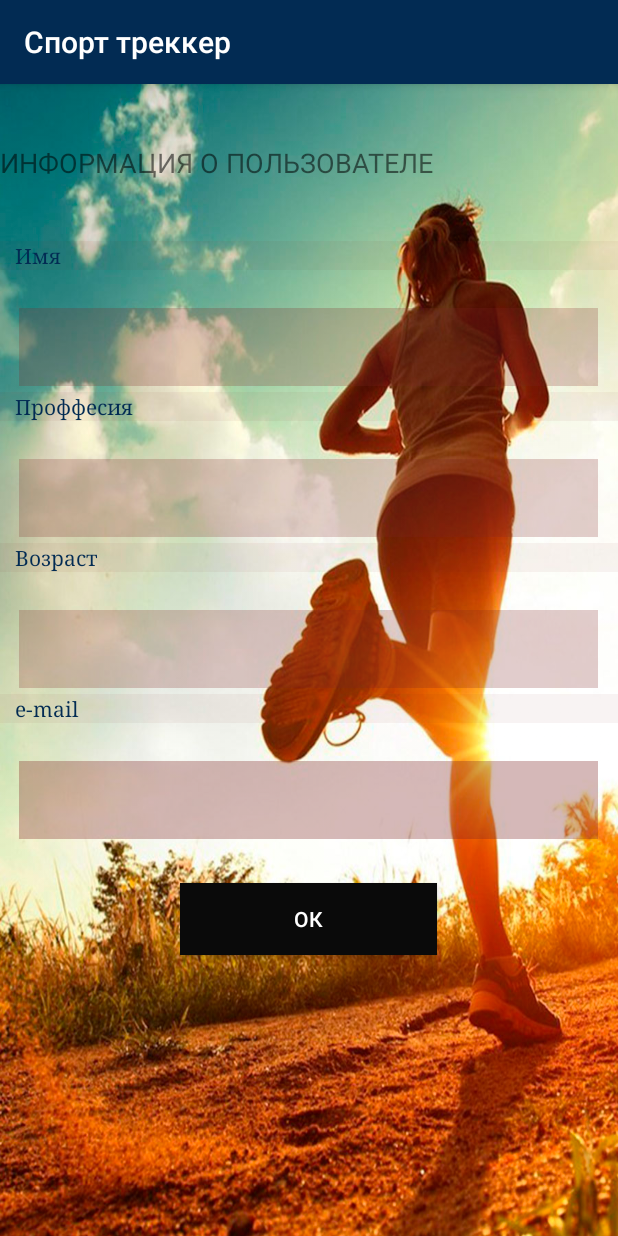
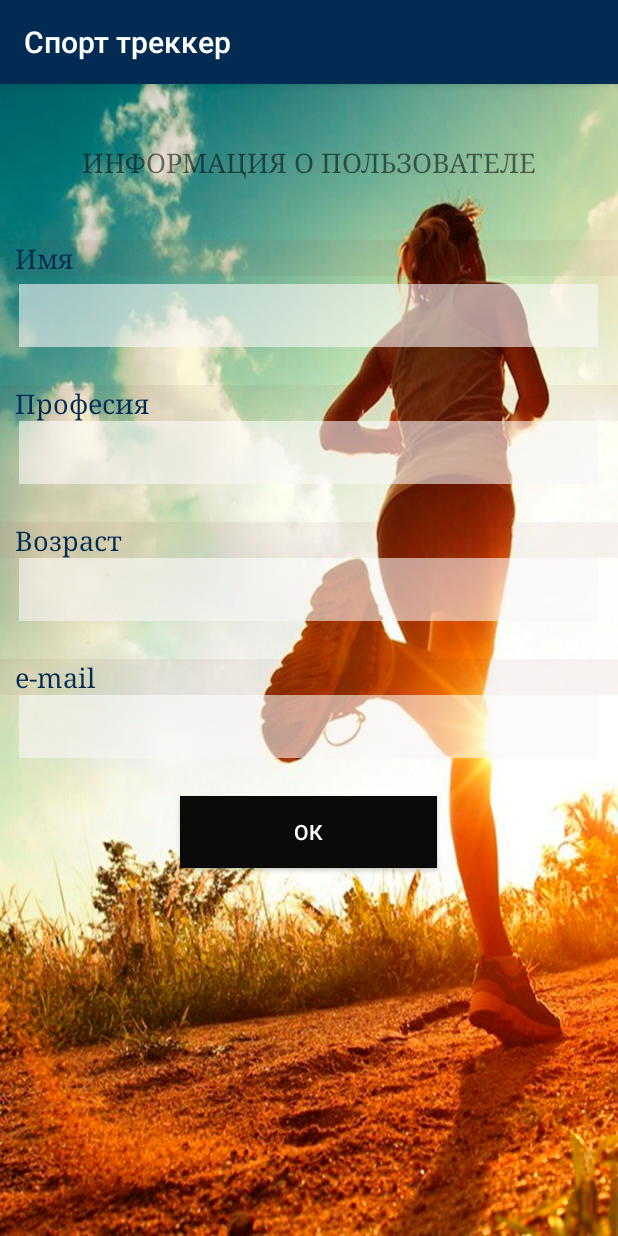
Before and after one commit to johnrocksh/androidABC, an Android app: the UserInformation screen opened directly, with no data from a screen before it, on a phone screen of 412 x 824 dp. Run offline under Robolectric (Android 15) with nearby library versions, the phone set to English and light mode, and no system bars.

Commit message:
added design correction to user information

```diff
--- a/CafeOrder/app/src/main/res/layout/activity_user_information.xml
+++ b/CafeOrder/app/src/main/res/layout/activity_user_information.xml
@@ -29,8 +29,10 @@
             android:id="@+id/textView8"
             android:layout_width="match_parent"
             android:layout_height="wrap_content"
+            android:layout_gravity="center_horizontal"
             android:layout_marginTop="40dp"
-            android:layout_gravity="center_horizontal"
+            android:fontFamily="serif"
+            android:textAlignment="center"
             android:text="@string/text_view_user_information"
             android:textSize="18sp" />
 
@@ -39,124 +41,112 @@
             android:layout_width="match_parent"
             android:layout_height="wrap_content"
             android:layout_marginTop="40dp"
+            android:background="#0D7C2424"
+            android:fontFamily="serif"
+            android:importantForAutofill="no"
             android:paddingLeft="10dp"
             android:paddingRight="10dp"
             android:text="@string/text_view_name"
-
-            android:background="#0D7C2424"
-            android:fontFamily="serif"
-            android:importantForAutofill="no"
             android:textColor="#022B53"
-
-
-
-
-
-            />
+            android:textSize="18sp" />
 
         <TextView
             android:id="@+id/textViewName"
             android:layout_width="386dp"
-            android:layout_height="52dp"
+            android:layout_height="42dp"
             android:layout_gravity="center_horizontal"
-            android:layout_marginTop="25dp"
-            android:layout_marginBottom="4dp"
-            android:background="#3B7C2424"
+            android:layout_marginTop="5dp"
+            android:paddingLeft="10dp"
+            android:paddingRight="10dp"
+            android:background="#97FCF9F9"
             android:fontFamily="serif"
             android:importantForAutofill="no"
-            android:inputType="textEmailSubject"
-            android:textAlignment="center"
-            android:textColor="#022B53"
-
-            android:textSize="24sp" />
+           android:textColor="#022B53"
+           android:textSize="20sp" />
 
 
         <TextView
             android:id="@+id/textViewActivityLabel"
             android:layout_width="match_parent"
             android:layout_height="wrap_content"
-            android:text="@string/text_view_activity"
             android:background="#0D7C2424"
             android:fontFamily="serif"
             android:importantForAutofill="no"
+            android:layout_marginTop="25dp"
+            android:paddingLeft="10dp"
+            android:paddingRight="10dp"
+            android:text="@string/text_view_activity"
             android:textColor="#022B53"
-            android:paddingLeft="10dp"
-            android:paddingRight="10dp"/>
+            android:textSize="18sp" />
 
         <TextView
             android:id="@+id/textViewActivity"
             android:layout_width="386dp"
-            android:layout_height="52dp"
+            android:layout_height="42dp"
+            android:paddingLeft="10dp"
+            android:paddingRight="10dp"
             android:layout_gravity="center_horizontal"
-            android:layout_marginTop="25dp"
-            android:layout_marginBottom="4dp"
-            android:background="#397C2424"
+            android:background="#96FAF7F7"
             android:fontFamily="serif"
             android:importantForAutofill="no"
-            android:inputType="textEmailSubject"
-            android:textAlignment="center"
             android:textColor="#022B53"
-            android:textSize="24sp" />
-
+            android:textSize="20sp" />
 
 
         <TextView
             android:id="@+id/textViewAgeLabel"
             android:layout_width="match_parent"
             android:layout_height="wrap_content"
-            android:text="@string/text_view_age"
             android:background="#0D7C2424"
             android:fontFamily="serif"
+            android:layout_marginTop="25dp"
             android:importantForAutofill="no"
+            android:paddingLeft="10dp"
+            android:paddingRight="10dp"
+            android:text="@string/text_view_age"
             android:textColor="#022B53"
-            android:paddingLeft="10dp"
-            android:paddingRight="10dp"/>
+            android:textSize="18sp" />
 
         <TextView
             android:id="@+id/textViewAge"
             android:layout_width="386dp"
-            android:layout_height="52dp"
+            android:layout_height="42dp"
+            android:paddingLeft="10dp"
+            android:paddingRight="10dp"
             android:layout_gravity="center_horizontal"
-            android:layout_marginTop="25dp"
-            android:layout_marginBottom="4dp"
-            android:background="#3B7C2424"
+            android:background="#96FAF7F7"
             android:fontFamily="serif"
             android:importantForAutofill="no"
-            android:inputType="textEmailSubject"
-            android:textAlignment="center"
             android:textColor="#022B53"
-
-            android:textSize="24sp" />
-
-
+            android:textSize="20sp" />
 
 
         <TextView
             android:id="@+id/textViewEmailLabel"
             android:layout_width="match_parent"
             android:layout_height="wrap_content"
-            android:text="@string/text_view_email"
             android:background="#0D7C2424"
             android:fontFamily="serif"
+            android:layout_marginTop="25dp"
             android:importantForAutofill="no"
+            android:paddingLeft="10dp"
+            android:paddingRight="10dp"
+            android:text="@string/text_view_email"
             android:textColor="#022B53"
-            android:paddingLeft="10dp"
-            android:paddingRight="10dp"/>
+            android:textSize="18sp" />
 
         <TextView
             android:id="@+id/textViewEmail"
             android:layout_width="386dp"
-            android:layout_height="52dp"
+            android:layout_height="42dp"
+            android:paddingLeft="10dp"
+            android:paddingRight="10dp"
             android:layout_gravity="center_horizontal"
-            android:layout_marginTop="25dp"
-            android:layout_marginBottom="4dp"
-            android:background="#527C2424"
+            android:background="#96FAF7F7"
             android:fontFamily="serif"
             android:importantForAutofill="no"
-            android:inputType="textEmailSubject"
-            android:textAlignment="center"
             android:textColor="#022B53"
-            android:textSize="24sp" />
+            android:textSize="20sp" />
 
 
         <Button
@@ -167,11 +157,8 @@
             android:layout_marginTop="25dp"
             android:onClick="OnClickOk"
             android:background="#0A0A0A"
-            android:text="Ок"
+            android:text="@string/button_text_ok"
             android:textColor="@color/white" />
-
-
-
 
     </LinearLayout>
 
--- a/CafeOrder/app/src/main/res/values/strings.xml
+++ b/CafeOrder/app/src/main/res/values/strings.xml
@@ -19,9 +19,10 @@
     <string name="text_view_reg_confirm_passw">Подтвердите пароль</string>
     <string name="button_reg_submit">Регистрация</string>
     <string name="text_view_name">Имя</string>
-    <string name="text_view_activity">Проффесия</string>
+    <string name="text_view_activity">Професия</string>
     <string name="text_view_age">Возраст</string>
     <string name="text_view_email">e-mail</string>
     <string name="text_view_user_information">ИНФОРМАЦИЯ О ПОЛЬЗОВАТЕЛЕ</string>
+    <string name="button_text_ok">Ок</string>
 
 </resources>
```
Also changed, not shown: CafeOrder/build.gradle (line endings or trailing spaces).
